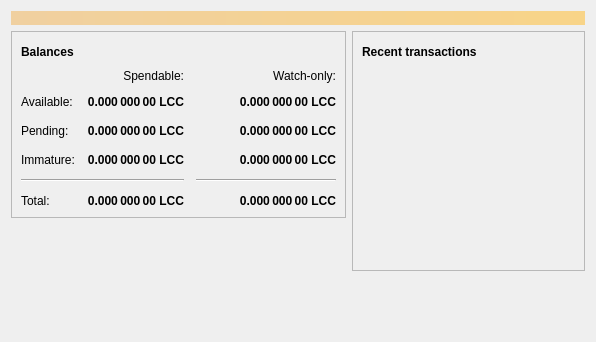
This is src/qt/forms/overviewpage.ui in litecoincash-project/litecoincash as Qt 5 draws it before an edit. The edited form follows.
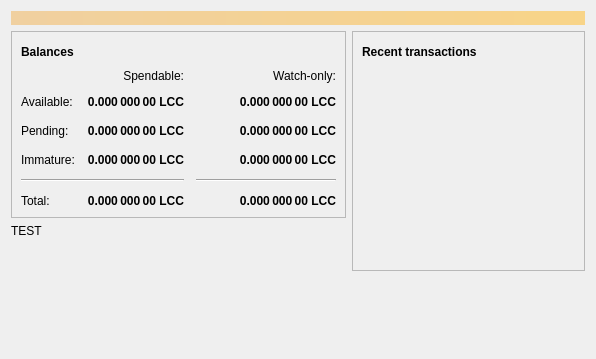
This is the edited form. Icons and pictures are not drawn.

Patch:
```diff
--- a/src/qt/forms/overviewpage.ui
+++ b/src/qt/forms/overviewpage.ui
@@ -7,7 +7,7 @@
     <x>0</x>
     <y>0</y>
     <width>596</width>
-    <height>342</height>
+    <height>359</height>
    </rect>
   </property>
   <property name="windowTitle">
@@ -409,7 +409,7 @@
        <item>
         <widget class="QLabel" name="spaceDropBadge">
          <property name="text">
-          <string/>
+          <string>TEST</string>
          </property>
          <property name="pixmap">
           <pixmap>../res/icons/lcc_spacedrop_badge.png</pixmap>
```
